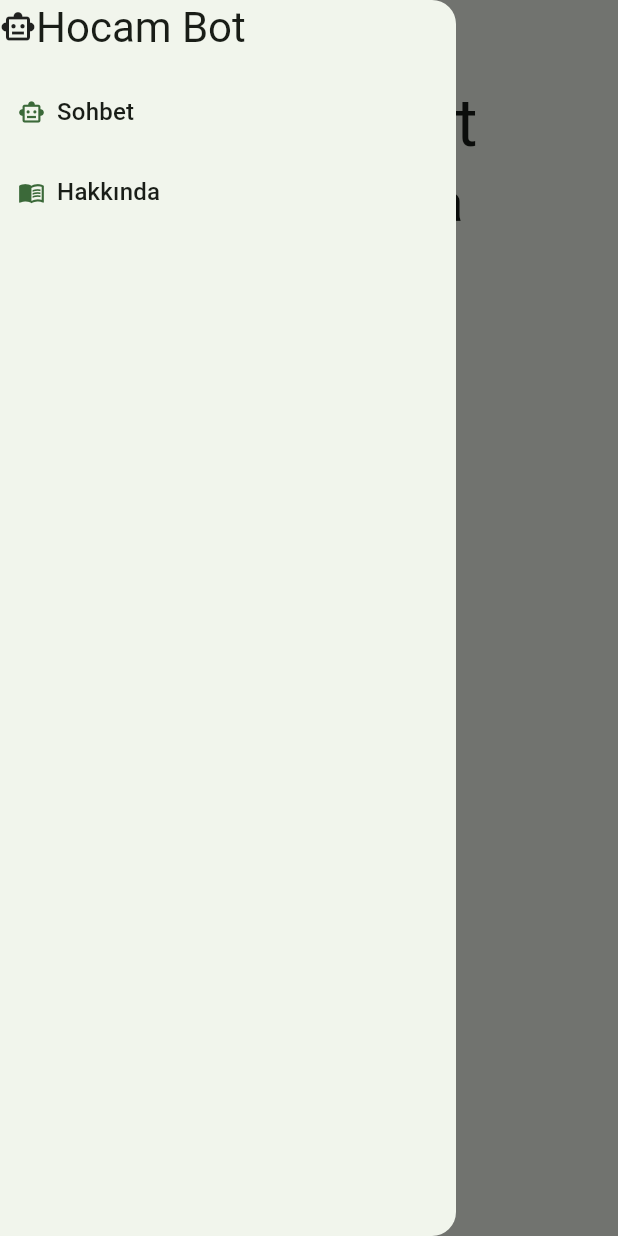
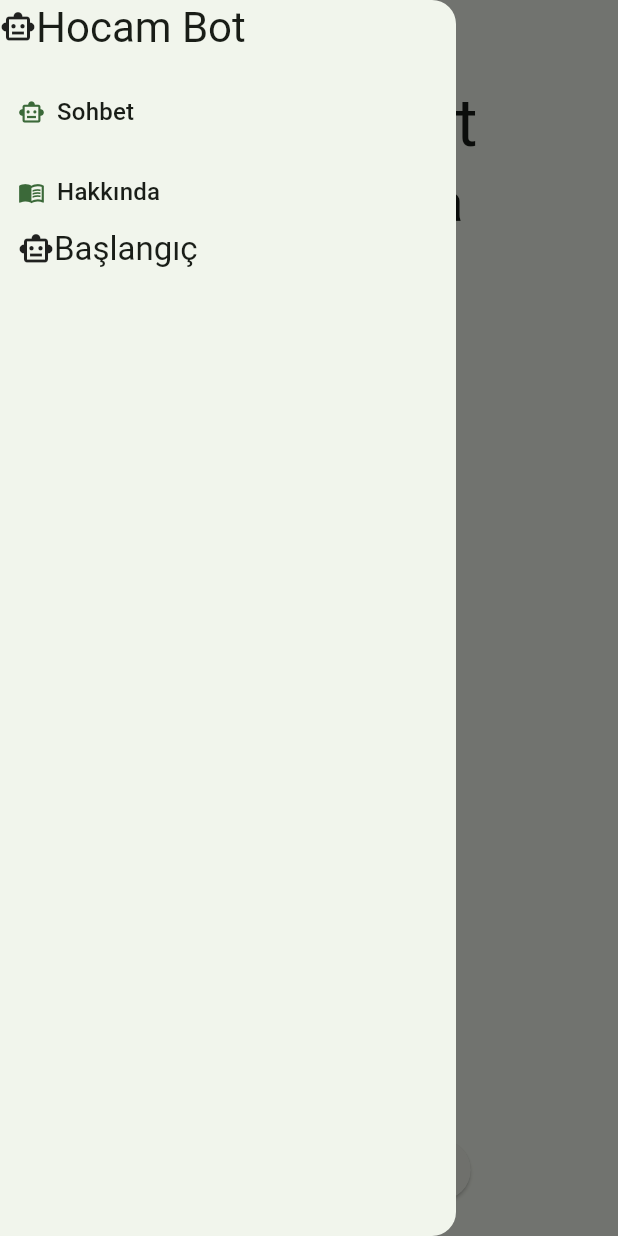
Before and after one commit to keremErdine/flutter_chatbot, a Flutter app: the screen it shows after launch, with the side drawer open, on a phone screen of 412 x 824 dp. Run offline on Flutter 3.47's test engine with Material 2 defaults, Android fonts, the phone set to English and light mode, and no system bars; our stand-ins replace bloc, cross_file, flutter_bloc, shared_preferences; missing offline and left inert: langchain, langchain_openai, langchain_pinecone.

Commit message:
Changed the welcome screen a bit

```diff
--- a/lib/screens/welcome/welcome_screen.dart
+++ b/lib/screens/welcome/welcome_screen.dart
@@ -1,13 +1,13 @@
 import 'package:flutter/material.dart';
+import 'package:flutter_bloc/flutter_bloc.dart';
+import 'package:flutter_chatbot/bloc/app_bloc.dart';
 
 class WelcomeScreen extends StatelessWidget {
   const WelcomeScreen({super.key});
 
   @override
   Widget build(BuildContext context) {
-    return Column(
-      children: [
-        Center(
+    return Center(
       child: Column(
         children: [
           Text(
@@ -20,11 +20,23 @@ class WelcomeScreen extends StatelessWidget {
           Text(
             "Öğretici yapay zeka uygulaması",
             style: Theme.of(context).textTheme.displaySmall,
-              )
+          ),
+          const Spacer(),
+          ElevatedButton(
+              onPressed: () {
+                context
+                    .read<AppBloc>()
+                    .add(AppScreenChanged(screen: Screen.chatScreen));
+              },
+              child: Text(
+                "Şimdi Başla",
+                style: Theme.of(context).textTheme.headlineLarge,
+              )),
+          const SizedBox(
+            height: 20,
+          ),
         ],
       ),
-        )
-      ],
     );
   }
 }
--- a/lib/widgets/drawer.dart
+++ b/lib/widgets/drawer.dart
@@ -9,8 +9,7 @@ class MainDrawer extends StatelessWidget {
   Widget build(BuildContext context) {
     return Drawer(child: BlocBuilder<AppBloc, AppState>(
       builder: (context, state) {
-        return ListView(
-          children: [
+        return ListView(children: [
           Row(
             children: [
               const Icon(Icons.smart_toy_outlined),
@@ -94,9 +93,44 @@ class MainDrawer extends StatelessWidget {
                 ),
                 const Spacer(),
               ],
+            ),
+          if (state.screen == Screen.welcomeScreen)
+            Row(
+              children: [
+                const SizedBox(
+                  width: 12,
+                ),
+                const Icon(Icons.smart_toy_outlined),
+                Text(
+                  "Başlangıç",
+                  style: Theme.of(context).textTheme.titleLarge,
+                  textAlign: TextAlign.left,
+                ),
+              ],
             )
+          else
+            Row(
+              children: [
+                TextButton.icon(
+                  onPressed: () {
+                    context
+                        .read<AppBloc>()
+                        .add(AppScreenChanged(screen: Screen.welcomeScreen));
+                  },
+                  icon: const Icon(Icons.smart_toy_outlined),
+                  label: Text(
+                    "Başlangıç",
+                    style: Theme.of(context).textTheme.titleMedium,
+                    textAlign: TextAlign.left,
+                  ),
+                ),
+                const Spacer(),
               ],
-        );
+            ),
+          const SizedBox(
+            height: 5,
+          ),
+        ]);
       },
     ));
   }
```
Lines whose indentation alone changed are shown as unchanged.
